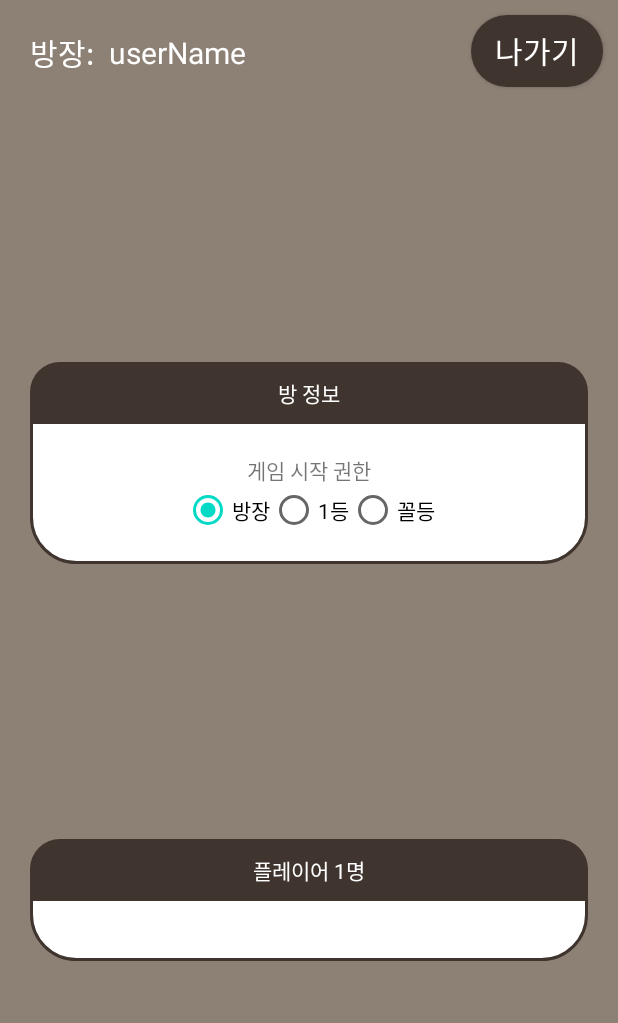
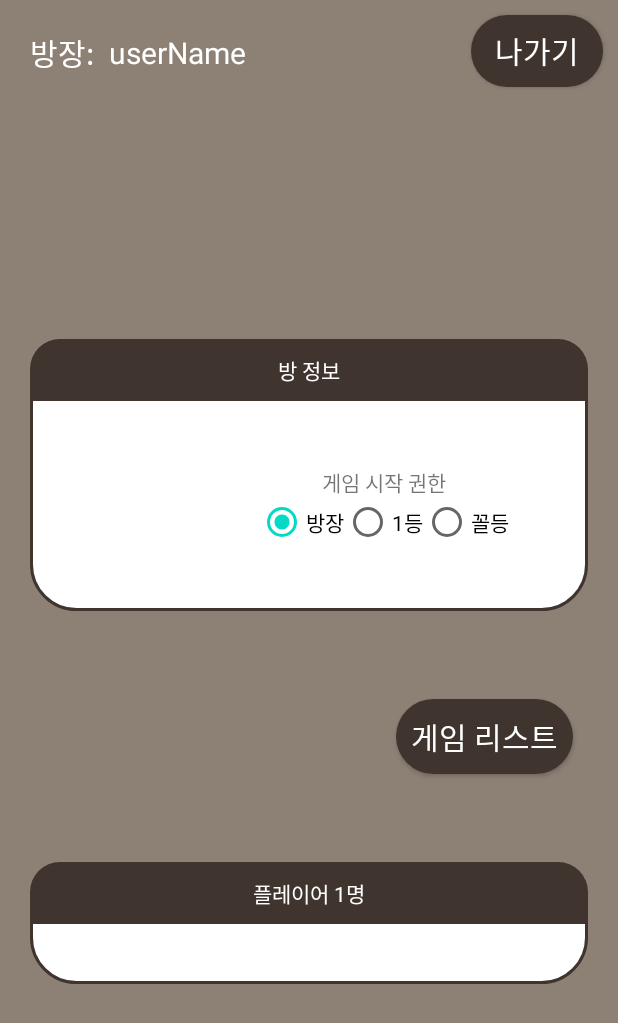
Before and after one commit to IntaeHwang/Hackerthon, an Android app: the RoomCreateActivity screen opened directly, with no data from a screen before it, after a tap on "나가기", on a phone screen of 412 x 824 dp. Shown: the top 1023 px of the screen. Run offline under Robolectric (Android 15) with nearby library versions, the light colour scheme and no system bars; our stand-ins replace ButterKnife; libraries missing offline, so code that uses them is left out: com.journeyapps.barcodescanner; 2 statements that could not run were skipped.

Commit message:
07192117 mainActivity 의 버튼 이름 변경 & roomCreateActivity xml 게임리스트 버튼 추가

```diff
--- a/app/src/main/java/com/example/hackerthon/RoomCreateActivity.java
+++ b/app/src/main/java/com/example/hackerthon/RoomCreateActivity.java
@@ -1,14 +1,15 @@
 package com.example.hackerthon;
 
+import android.content.Intent;
 import android.graphics.Bitmap;
 import android.os.Bundle;
+import android.view.View;
 import android.widget.Button;
 import android.widget.ImageView;
 import android.widget.RadioButton;
 import android.widget.RadioGroup;
 import android.widget.TextView;
 
-import androidx.appcompat.app.AppCompatActivity;
 import androidx.recyclerview.widget.RecyclerView;
 
 import com.google.zxing.BarcodeFormat;
@@ -17,9 +18,8 @@ import com.google.zxing.common.BitMatrix;
 import com.journeyapps.barcodescanner.BarcodeEncoder;
 
 import java.text.SimpleDateFormat;
-import java.time.LocalDate;
 import java.util.Calendar;
-import java.util.Date;
+
 import butterknife.BindView;
 import butterknife.ButterKnife;
 import butterknife.OnClick;
@@ -42,6 +42,8 @@ public class RoomCreateActivity extends BaseActivity {
     RadioGroup radiogroupRoomCreateActivityGameStartGroup;      //라디오버튼 그룹 (위 3개의 시작권한자를 감싸고 있다)
     @BindView(R.id.recyclerview_roomCreateActivity_playerList)
     RecyclerView recyclerviewRoomCreateActivityPlayerList;      //리사이클러뷰 - 플레이어 리스트
+    @BindView(R.id.button_roomCreateActivity_gameList)
+    Button buttonRoomCreateActivityGameList;    //게임리스트 액티비티로 화면전환하는 버튼
 
     String createRoomId; //생성된 방 아이디 = 현재시간을 초 단위까지 받아온 데이터 (중복되지 않기위해)
     String currentTimeStringData;    //현재시간 (초까지)
@@ -61,7 +63,7 @@ public class RoomCreateActivity extends BaseActivity {
     }
 
     //현재 시간을 받아오는 함수 -> RoomId 값으로 현재시간 데이터를 대입할거라서 현재시간을 구해야 한다
-    public void getCurrentTimeMillis(){
+    public void getCurrentTimeMillis() {
 
         //캘린더 객체 생성
         Calendar calendar = Calendar.getInstance();
@@ -70,7 +72,8 @@ public class RoomCreateActivity extends BaseActivity {
         //String 변수에 현재날짜+시간 데이터 변수 저장
         currentTimeStringData = simpleDateFormat.format(calendar.getTime());
 
-        makeLog(new Object() {}.getClass().getEnclosingMethod().getName() + "()", "currentTimeStringData : " + currentTimeStringData);
+        makeLog(new Object() {
+        }.getClass().getEnclosingMethod().getName() + "()", "currentTimeStringData : " + currentTimeStringData);
 
 
         //QR 코드 생성하는 함수 (QR코드 이미지, QR코드 인식하면 값 넘겨줄 데이터)
@@ -94,8 +97,16 @@ public class RoomCreateActivity extends BaseActivity {
         }
     }
 
-    //나가기 버튼 클릭 : 나가기 버튼을 누르면 메인 화면으로 돌아간다
-    @OnClick(R.id.button_roomCreateActivity_roomExit)
-    public void onViewClicked() {
+    @OnClick({R.id.button_roomCreateActivity_roomExit, R.id.button_roomCreateActivity_gameList})
+    public void onViewClicked(View view) {
+        switch (view.getId()) {
+            case R.id.button_roomCreateActivity_roomExit:   //나가기 버튼 (메인화면으로 전환)
+                break;
+            case R.id.button_roomCreateActivity_gameList:   //게임리스트 화면으로 가기 버튼
+                Intent gameListIntent = new Intent(this, GameListActivity.class);
+                startActivity(gameListIntent);
+                break;
+        }
     }
+
 }
--- a/app/src/main/res/layout/activity_main.xml
+++ b/app/src/main/res/layout/activity_main.xml
@@ -64,7 +64,7 @@
             android:layout_weight="1"
             android:background="#00ff0000"
             android:drawableTop="@drawable/ic_linearlayout_mainacitivity_createroom"
-            android:text="판매내역" />
+            android:text="방 만들기" />
 
         <Button
             android:id="@+id/linearLayout_mainAcitivity_searchRoom"
@@ -73,7 +73,7 @@
             android:layout_weight="1"
             android:background="#00ff0000"
             android:drawableTop="@drawable/ic_linearlayout_mainacitivity_searchroom"
-            android:text="구매내역" />
+            android:text="방 찾기" />
 
         <Button
             android:id="@+id/linearLayout_mainAcitivity_myProfile"
@@ -82,7 +82,7 @@
             android:layout_weight="1"
             android:background="#00ff0000"
             android:drawableTop="@drawable/ic_linearlayout_mainacitivity_myprofile"
-            android:text="관심목록" />
+            android:text="내정보" />
     </LinearLayout>
 
 </androidx.constraintlayout.widget.ConstraintLayout>
--- a/app/src/main/res/layout/activity_room_create.xml
+++ b/app/src/main/res/layout/activity_room_create.xml
@@ -36,18 +36,14 @@
     <Button
         android:layout_width="wrap_content"
         android:layout_height="wrap_content"
-
         android:text="나가기"
         android:textSize="20dp"
         android:textColor="@color/colorTextWhite"
-
         android:layout_margin="10dp"
         android:background="@drawable/circular_corner_colorview_button"
         app:layout_constraintEnd_toEndOf="parent"
         app:layout_constraintTop_toTopOf="parent"
-
-        android:id="@+id/button_roomCreateActivity_roomExit"
-        />
+        android:id="@+id/button_roomCreateActivity_roomExit" />
 
     <LinearLayout
         android:id="@+id/linearlayout_roomCreateActivity_roomInfo"
@@ -81,8 +77,8 @@
 
             <ImageView
                 android:id="@+id/imageview_roomCreateActivity_qrCode"
-                android:layout_width="wrap_content"
-                android:layout_height="wrap_content"
+                android:layout_width="100dp"
+                android:layout_height="100dp"
                 android:src="@drawable/ic_roomcreateactivity_qrcode"/>
 
             <LinearLayout
@@ -127,6 +123,20 @@
 
     </LinearLayout>
 
+    <Button
+        android:layout_width="wrap_content"
+        android:layout_height="wrap_content"
+        android:text="게임 리스트"
+        android:textSize="20dp"
+        android:textColor="@color/colorTextWhite"
+        android:layout_margin="10dp"
+        android:padding="10dp"
+        android:background="@drawable/circular_corner_colorview_button"
+        app:layout_constraintEnd_toEndOf="@id/linearlayout_roomCreateActivity_roomInfo"
+        app:layout_constraintTop_toBottomOf="@id/linearlayout_roomCreateActivity_roomInfo"
+        app:layout_constraintBottom_toTopOf="@id/linearlayout_roomCreateActivity_playerList"
+        android:id="@+id/button_roomCreateActivity_gameList" />
+
     <LinearLayout
         android:id="@+id/linearlayout_roomCreateActivity_playerList"
         android:layout_width="match_parent"
```
